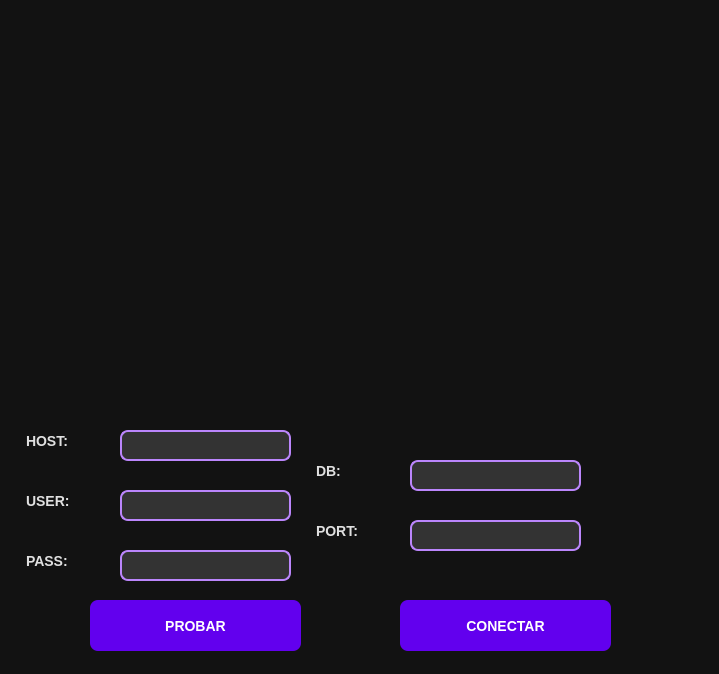
First picture: the form in iu/iu_conexion.ui, repository alvarowau/hotel, before the edit.
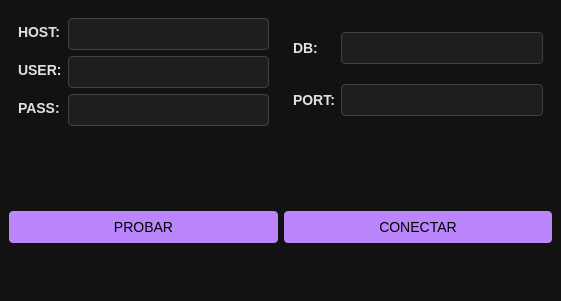
Second picture: the form after the edit. Icons and pictures are not drawn.

```diff
--- a/iu/iu_conexion.ui
+++ b/iu/iu_conexion.ui
@@ -6,20 +6,20 @@
    <rect>
     <x>0</x>
     <y>0</y>
-    <width>719</width>
-    <height>674</height>
+    <width>561</width>
+    <height>301</height>
    </rect>
   </property>
   <property name="minimumSize">
    <size>
-    <width>719</width>
-    <height>674</height>
+    <width>561</width>
+    <height>301</height>
    </size>
   </property>
   <property name="maximumSize">
    <size>
-    <width>719</width>
-    <height>674</height>
+    <width>561</width>
+    <height>301</height>
    </size>
   </property>
   <property name="windowTitle">
@@ -27,75 +27,120 @@
   </property>
   <property name="styleSheet">
    <string notr="true">QWidget {
-    background-color: #121212;  
-    border-radius: 12px;
-    padding: 24px;
-}
-
-QLabel {
+    background-color: #121212;
+    font-family: 'Roboto', sans-serif;
     font-size: 14px;
-    font-weight: 600;
     color: #E0E0E0;
-    padding: 2px;  
 }
 
 QLineEdit {
-    border: 2px solid #BB86FC;  
-    border-radius: 8px;
-    background-color: #333333;
-    font-size: 12px;
-    color: #E0E0E0;  
+    border: 1px solid #424242;
+    border-radius: 4px;
+    padding: 6px;
+    background-color: #1E1E1E;
+    color: #E0E0E0;
+    selection-background-color: #64B5F6;
 }
-
 QLineEdit:focus {
-    border-color: #03DAC5;
+    border: 2px solid #BB86FC;
+}
+
+
+QDateEdit {
+    border: 1px solid #424242;
+    border-radius: 4px;
+    padding: 6px;
+    background-color: #1E1E1E;
+    color: #E0E0E0;
+}
+QDateEdit::drop-down {
+    border: none;
 }
 
 QPushButton {
-    background-color: #6200EE;  
-    color: #FFFFFF;  
-    border: none;
-    border-radius: 8px;
-    padding: 12px 20px;
-    font-size: 14px;
-    font-weight: bold;
+    background-color: #BB86FC;
+    color: black;
+    border-radius: 4px;
+    padding: 8px;
 }
-
 QPushButton:hover {
     background-color: #3700B3;  
 }
-
 QPushButton:pressed {
     background-color: #3100A0;  
 }
 
+QComboBox {
+    border: 1px solid #424242;
+    border-radius: 4px;
+    padding: 6px;
+    background-color: #1E1E1E;
+    color: #E0E0E0;
+}
+QComboBox::drop-down {
+    border: none;
+}
+
+QCheckBox {
+    spacing: 5px;
+}
+QCheckBox::indicator {
+    width: 16px;
+    height: 16px;
+}
+QCheckBox::indicator:unchecked {
+    border: 1px solid #757575;
+    background-color: #1E1E1E;
+}
+QCheckBox::indicator:checked {
+    background-color: #BB86FC;
+    border: 1px solid #BB86FC;
+}
+
+QLabel {
+    font-weight: bold;
+    color: #E0E0E0;
+}
 </string>
   </property>
-  <widget class="QLabel" name="label_img">
+  <widget class="QWidget" name="widget_5" native="true">
    <property name="geometry">
     <rect>
      <x>0</x>
      <y>0</y>
-     <width>721</width>
-     <height>401</height>
+     <width>561</width>
+     <height>301</height>
     </rect>
    </property>
+   <layout class="QGridLayout" name="gridLayout_4">
+    <item row="1" column="0">
+     <widget class="QWidget" name="widget_4" native="true">
+      <layout class="QGridLayout" name="gridLayout_3">
+       <item row="0" column="1">
+        <widget class="QPushButton" name="pushButton_conectar">
    <property name="text">
-    <string/>
-   </property>
-   <property name="pixmap">
-    <pixmap resource="imagen_bbdd.qrc">:/prefijoNuevo/imagenes/no_conexion.jpg</pixmap>
-   </property>
-  </widget>
+          <string>CONECTAR</string>
+         </property>
+        </widget>
+       </item>
+       <item row="0" column="0">
+        <widget class="QPushButton" name="pushButton_probar">
+         <property name="text">
+          <string>PROBAR</string>
+         </property>
+        </widget>
+       </item>
+      </layout>
+     </widget>
+    </item>
+    <item row="0" column="0">
+     <widget class="QWidget" name="widget_3" native="true">
+      <layout class="QGridLayout" name="gridLayout_2">
+       <item row="0" column="0">
+        <widget class="QWidget" name="widget" native="true">
+         <layout class="QFormLayout" name="formLayout">
+          <item row="0" column="0">
   <widget class="QLabel" name="label_host">
-   <property name="geometry">
-    <rect>
-     <x>20</x>
-     <y>430</y>
-     <width>71</width>
-     <height>21</height>
-    </rect>
-   </property>
    <property name="styleSheet">
     <string notr="true"/>
    </property>
@@ -103,25 +148,12 @@
     <string>HOST:</string>
    </property>
   </widget>
-  <widget class="QLineEdit" name="lineEdit_host">
-   <property name="geometry">
-    <rect>
-     <x>120</x>
-     <y>430</y>
-     <width>171</width>
-     <height>31</height>
-    </rect>
-   </property>
-  </widget>
+          </item>
+          <item row="0" column="1">
+           <widget class="QLineEdit" name="lineEdit_host"/>
+          </item>
+          <item row="1" column="0">
   <widget class="QLabel" name="label_user">
-   <property name="geometry">
-    <rect>
-     <x>20</x>
-     <y>490</y>
-     <width>71</width>
-     <height>21</height>
-    </rect>
-   </property>
    <property name="styleSheet">
     <string notr="true"/>
    </property>
@@ -129,25 +161,12 @@
     <string>USER:</string>
    </property>
   </widget>
-  <widget class="QLineEdit" name="lineEdit_user">
-   <property name="geometry">
-    <rect>
-     <x>120</x>
-     <y>490</y>
-     <width>171</width>
-     <height>31</height>
-    </rect>
-   </property>
-  </widget>
+          </item>
+          <item row="1" column="1">
+           <widget class="QLineEdit" name="lineEdit_user"/>
+          </item>
+          <item row="2" column="0">
   <widget class="QLabel" name="label_pass">
-   <property name="geometry">
-    <rect>
-     <x>20</x>
-     <y>550</y>
-     <width>71</width>
-     <height>21</height>
-    </rect>
-   </property>
    <property name="styleSheet">
     <string notr="true"/>
    </property>
@@ -155,35 +174,18 @@
     <string>PASS:</string>
    </property>
   </widget>
-  <widget class="QLineEdit" name="lineEdit_pass">
-   <property name="geometry">
-    <rect>
-     <x>120</x>
-     <y>550</y>
-     <width>171</width>
-     <height>31</height>
-    </rect>
-   </property>
-  </widget>
-  <widget class="QLineEdit" name="lineEdit_db">
-   <property name="geometry">
-    <rect>
-     <x>410</x>
-     <y>460</y>
-     <width>171</width>
-     <height>31</height>
-    </rect>
-   </property>
-  </widget>
+          </item>
+          <item row="2" column="1">
+           <widget class="QLineEdit" name="lineEdit_pass"/>
+          </item>
+         </layout>
+        </widget>
+       </item>
+       <item row="0" column="1">
+        <widget class="QWidget" name="widget_2" native="true">
+         <layout class="QGridLayout" name="gridLayout">
+          <item row="0" column="0">
   <widget class="QLabel" name="label_db">
-   <property name="geometry">
-    <rect>
-     <x>310</x>
-     <y>460</y>
-     <width>71</width>
-     <height>21</height>
-    </rect>
-   </property>
    <property name="styleSheet">
     <string notr="true"/>
    </property>
@@ -191,25 +193,12 @@
     <string>DB:</string>
    </property>
   </widget>
-  <widget class="QLineEdit" name="lineEdit_port">
-   <property name="geometry">
-    <rect>
-     <x>410</x>
-     <y>520</y>
-     <width>171</width>
-     <height>31</height>
-    </rect>
-   </property>
-  </widget>
+          </item>
+          <item row="0" column="1">
+           <widget class="QLineEdit" name="lineEdit_db"/>
+          </item>
+          <item row="1" column="0">
   <widget class="QLabel" name="label_port">
-   <property name="geometry">
-    <rect>
-     <x>310</x>
-     <y>520</y>
-     <width>71</width>
-     <height>21</height>
-    </rect>
-   </property>
    <property name="styleSheet">
     <string notr="true"/>
    </property>
@@ -217,31 +206,17 @@
     <string>PORT:</string>
    </property>
   </widget>
-  <widget class="QPushButton" name="pushButton_probar">
-   <property name="geometry">
-    <rect>
-     <x>90</x>
-     <y>600</y>
-     <width>211</width>
-     <height>51</height>
-    </rect>
-   </property>
-   <property name="text">
-    <string>PROBAR</string>
-   </property>
-  </widget>
-  <widget class="QPushButton" name="pushButton_conectar">
-   <property name="geometry">
-    <rect>
-     <x>400</x>
-     <y>600</y>
-     <width>211</width>
-     <height>51</height>
-    </rect>
-   </property>
-   <property name="text">
-    <string>CONECTAR</string>
-   </property>
+          </item>
+          <item row="1" column="1">
+           <widget class="QLineEdit" name="lineEdit_port"/>
+          </item>
+         </layout>
+        </widget>
+       </item>
+      </layout>
+     </widget>
+    </item>
+   </layout>
   </widget>
  </widget>
  <resources>
```
Left out of the diff: 4 changed lines with no effect on the pictures. Lines whose indentation alone changed are shown as unchanged.
